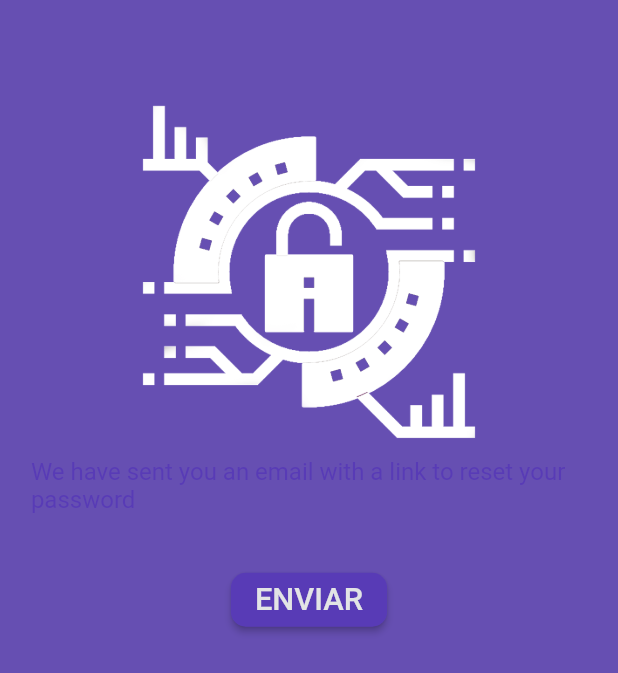
After one commit to osmancadc/asegurate-app, a Flutter app: the screen it shows after launch, after a tap on "¿Olvidaste tu contraseña?", on a phone screen of 412 x 824 dp. The commit adds this screen. Shown: the top 673 px of the screen. Run offline on Flutter 3.47's test engine with Material 2 defaults, Android fonts, the phone set to English and light mode, and no system bars; our stand-ins replace blur, file_picker, flutter_dotenv, flutter_rating_bar, get, get_storage and 3 more; missing offline and left inert: encrypt, flutter_carousel_slider.

Commit message:
feat/logout_page_changes_UI add page recovered

```diff
--- a/lib/main.dart
+++ b/lib/main.dart
@@ -44,6 +44,7 @@ class _MyAppState extends State<MyApp> {
         GetPage(name: '/register', page: () => RegisterPage()),
         GetPage(name: '/help', page: () => HelpPage()),
         GetPage(name: '/consultDetail', page: () => ConsultPageDetail()),
+        GetPage(name: '/passwordRecovered', page: () => PasswordRecoveredPage()),
       ],
       theme: ThemeData(
         primarySwatch: Colors.blue,
--- a/lib/pages/logout/logout_page.dart
+++ b/lib/pages/logout/logout_page.dart
@@ -49,7 +49,9 @@ class LogoutPage extends StatelessWidget {
   }
 
   Widget _recoverPassword(context) {
+    LogoutPageController con = Get.put(LogoutPageController());
     return GestureDetector(
+      onTap: con.goToRecoverdPassword,
       child: Container(
         margin: EdgeInsets.only(
           left: MediaQuery.of(context).size.width * 0.05,
@@ -62,7 +64,7 @@ class LogoutPage extends StatelessWidget {
               '¿Olvidaste tu contraseña?',
               style: TextStyle(
                 color: colorFont,
-                fontSize: 12,
+                fontSize: 14,
               ),
             ),
           ],
--- a/lib/pages/logout/logout_page_controller.dart
+++ b/lib/pages/logout/logout_page_controller.dart
@@ -20,6 +20,9 @@ class LogoutPageController extends GetxController {
     GetStorage().remove('token');
     GetStorage().remove('user');
     Get.offAllNamed('/login');
+  }
+  goToRecoverdPassword() {
+    Get.toNamed('/passwordRecovered');
   }
 
   TextEditingController userController = TextEditingController();
--- a/lib/pages/pages.dart
+++ b/lib/pages/pages.dart
@@ -1,3 +1,4 @@
+export 'package:app_asegurate/pages/passwordRecoverd/password_recovered_page.dart';
 export 'package:app_asegurate/pages/menu/menu_page.dart';
 export 'package:app_asegurate/pages/consult/consult_page.dart';
 export 'package:app_asegurate/pages/logout/logout_page.dart';
--- /dev/null
+++ b/lib/pages/passwordRecoverd/password_recovered_page.dart
@@ -0,0 +1,102 @@
+import 'package:flutter/material.dart';
+
+import '../../utils.dart';
+
+class PasswordRecoveredPage extends StatelessWidget {
+  const PasswordRecoveredPage({Key? key}) : super(key: key);
+  @override
+  Widget build(BuildContext context) {
+    return SafeArea(
+      child: Scaffold(
+        backgroundColor: colorSecondary,
+        body: SingleChildScrollView(
+          child: Column(
+            children: [
+              SizedBox(
+                height: MediaQuery.of(context).size.height * 0.07,
+              ),
+              _logoImage(context),
+              _formBox(context),
+            ],
+          ),
+        ),
+      ),
+    );
+  }
+
+  Widget _formBox(context) {
+    return Column(
+      children: [
+        _boxFormSendEmail(context),
+        SizedBox(
+          height: MediaQuery.of(context).size.height * 0.03,
+        ),
+        _buttomSendEmail(context),
+      ],
+    );
+  }
+
+  Widget _boxFormSendEmail(context) {
+    return Container(
+      margin: EdgeInsets.only(
+        left: MediaQuery.of(context).size.width * 0.05,
+        right: MediaQuery.of(context).size.width * 0.05,
+      ),
+      child: Column(
+        children: [
+          _textSendEmail(context),
+        ],
+      ),
+    );
+  }
+
+  Widget _textSendEmail(context) {
+    return Container(
+      margin: EdgeInsets.only(
+        bottom: MediaQuery.of(context).size.height * 0.01,
+      ),
+      child: Text(
+        "We have sent you an email with a link to reset your password",
+        style: TextStyle(
+          color: colorPrimary,
+          fontSize: 16,
+        ),
+      ),
+    );
+  }
+
+  Widget _buttomSendEmail(context) {
+    return Container(
+      margin: EdgeInsets.only(
+        left: MediaQuery.of(context).size.width * 0.05,
+        right: MediaQuery.of(context).size.width * 0.05,
+      ),
+      child: ElevatedButton(
+        onPressed: () {},
+        child: Text(
+          'ENVIAR',
+          style: TextStyle(
+            color: colorFont,
+            fontSize: MediaQuery.of(context).size.width * 0.05,
+          ),
+        ),
+        style: ElevatedButton.styleFrom(
+          primary: colorPrimary,
+          shape: RoundedRectangleBorder(
+            borderRadius: BorderRadius.circular(10),
+          ),
+        ),
+      ),
+    );
+  }
+
+  Widget _logoImage(BuildContext context) {
+    return Center(
+      child: Image.asset(
+        'assets/images/logo.png',
+        width: MediaQuery.of(context).size.width * 0.7,
+        height: MediaQuery.of(context).size.height * 0.3,
+      ),
+    );
+  }
+}
--- /dev/null
+++ b/lib/pages/passwordRecoverd/password_recovered_page_controller.dart
@@ -0,0 +1,17 @@
+import 'package:get/get.dart';
+import 'package:flutter/material.dart';
+
+
+class PasswordRecoveredPageController extends GetxController {
+
+
+  @override
+  void onInit() {
+    super.onInit();
+
+  }
+
+  void onPasswordRecoveredButtonPressed() {
+
+  }
+}
```
